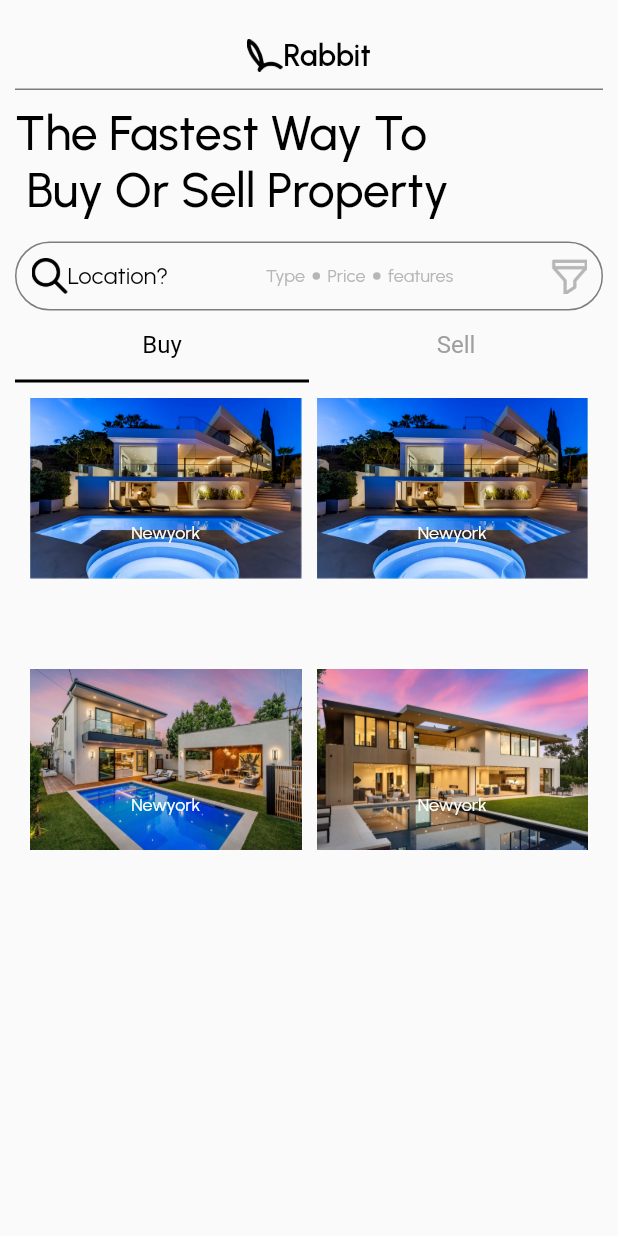
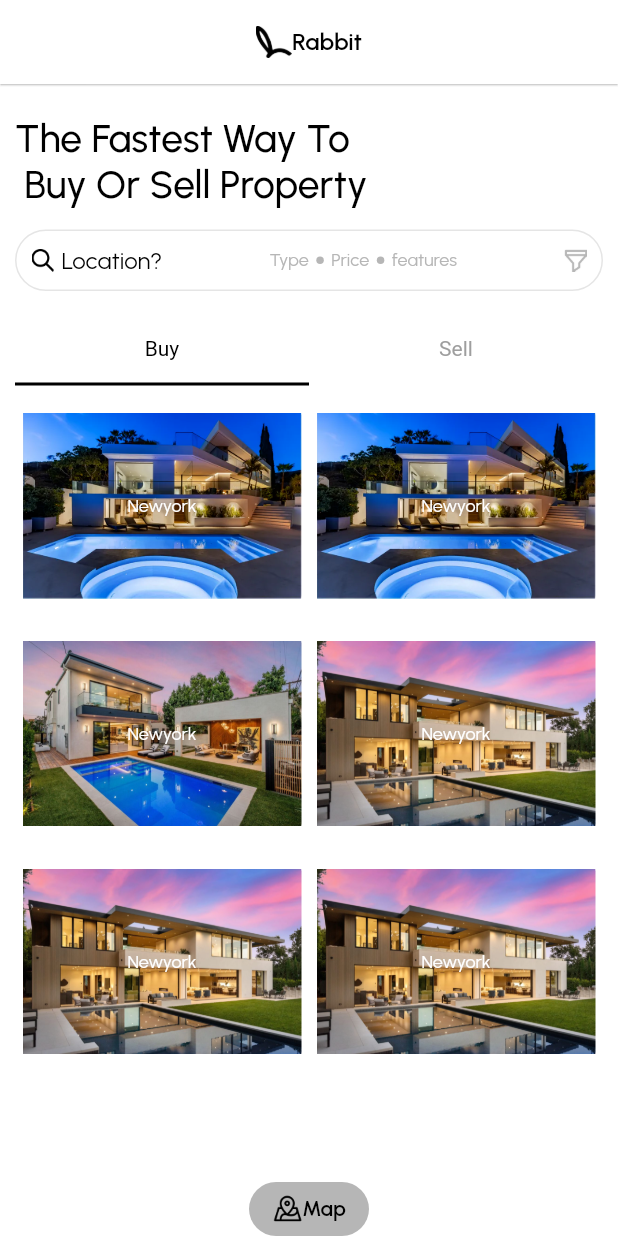
Before and after one commit to QuickFast-io/UX, a Flutter app: the DashBoard screen opened directly, on a phone screen of 412 x 824 dp. Run offline on Flutter 3.47's test engine with Material 2 defaults, Android fonts, the phone set to English and light mode, and no system bars; our stand-ins replace awesome_snackbar_content, floating_bottom_navigation_bar, flutter_spinkit, flutter_svg, google_fonts, shared_preferences; missing offline and left inert: country_calling_code_picker, flutter_sim_country_code; accounts and stored records are empty.

Commit message:
New screen design Changes (21-01-23)

```diff
--- a/lib/screens/home/dashboard.dart
+++ b/lib/screens/home/dashboard.dart
@@ -17,6 +17,8 @@ class _DashBoardState extends State<DashBoard> with SingleTickerProviderStateMix
     "assets/house/h1.png",
     "assets/house/h3.png",
     "assets/house/h4.png",
+    "assets/house/h4.png",
+    "assets/house/h4.png",
   ];
   @override
   void initState() {
@@ -29,9 +31,30 @@ class _DashBoardState extends State<DashBoard> with SingleTickerProviderStateMix
   @override
   Widget build(BuildContext context) {
     return Scaffold(
+      backgroundColor: Colors.white,
+      appBar: AppBar(
+        automaticallyImplyLeading: false,
+        title:Row(
+          mainAxisAlignment: MainAxisAlignment.center,
+          crossAxisAlignment: CrossAxisAlignment.center,
+          children: [
+            Image.asset("assets/others/logo.png",width: 24.0,height: 24.0,),
+            Text(
+              AppLocalizations.instance.text("loc_app_name"),
+              style: CustomWidget(context: context).CustomSizedTextStyle(
+                  16.0, AppColors.blackColor, FontWeight.w600, 'FontRegular'),
+              textAlign: TextAlign.center,
+            ),
+          ],
+        ),
+        centerTitle: true,
+        backgroundColor: Colors.white,
+        elevation: 0.5,
+      ),
       body: Container(
         height: MediaQuery.of(context).size.height,
         width: MediaQuery.of(context).size.width,
+        color: Colors.white,
         child: Stack(
           children: [
             dashUI(),
@@ -42,7 +65,9 @@ class _DashBoardState extends State<DashBoard> with SingleTickerProviderStateMix
   }
 
   Widget dashUI(){
-    return Container(
+    return Stack(
+      children: [
+        Container(
           /*height: MediaQuery.of(context).size.height,*/
           width: MediaQuery.of(context).size.width,
           padding: EdgeInsets.all(10.0),
@@ -51,31 +76,11 @@ class _DashBoardState extends State<DashBoard> with SingleTickerProviderStateMix
               crossAxisAlignment: CrossAxisAlignment.start,
               mainAxisAlignment: MainAxisAlignment.start,
               children: [
-            SizedBox(height: 15.0,),
-             Row(
-               crossAxisAlignment: CrossAxisAlignment.center,
-               mainAxisAlignment: MainAxisAlignment.center,
-               children: [
-                 Image.asset("assets/others/logo.png",width: 24.0,height: 24.0,),
-                 Text(
-                   AppLocalizations.instance.text("loc_app_name"),
-                   style: CustomWidget(context: context).CustomSizedTextStyle(
-                       20.0, AppColors.blackColor, FontWeight.w600, 'FontRegular'),
-                   textAlign: TextAlign.center,
-                 ),
-               ],
-             ),
-            SizedBox(height: 10.0,),
-            Container(
-              width: MediaQuery.of(context).size.width,
-              height: 1.0,
-              color: AppColors.blackColor.withOpacity(0.5),
-            ),
                 SizedBox(height: 10.0,),
                 Text(
                   AppLocalizations.instance.text("loc_dash_title"),
                   style: CustomWidget(context: context).CustomSizedTextStyle(
-                  32.0, AppColors.blackColor, FontWeight.w500, 'FontRegular'),
+                      26.0, AppColors.blackColor, FontWeight.w500, 'FontRegular'),
                 ),
                 SizedBox(height: 15.0,),
                 Container(
@@ -84,7 +89,7 @@ class _DashBoardState extends State<DashBoard> with SingleTickerProviderStateMix
                     color: Colors.transparent,
                     borderRadius: BorderRadius.circular(25.0),
                     border: Border.all(
-                  color: Colors.black.withOpacity(0.5),
+                      color: Colors.black.withOpacity(0.1),
                     ),
                     ),
                   child: Row(
@@ -93,7 +98,8 @@ class _DashBoardState extends State<DashBoard> with SingleTickerProviderStateMix
                     children: [
                       Row(
                         children: [
-                      Image.asset("assets/others/search.png",height: 24.0,width: 24.0,),
+                          Image.asset("assets/others/search.png",height: 15.0,width: 15.0,),
+                          SizedBox(width: 5.0,),
                           Text(
                             AppLocalizations.instance.text("loc_location")+"?",
                             style: CustomWidget(context: context).CustomSizedTextStyle(
@@ -140,23 +146,25 @@ class _DashBoardState extends State<DashBoard> with SingleTickerProviderStateMix
                           ),
                         ],
                       ),
-                  Image.asset("assets/others/filter.png",height: 24.0,width: 24.0,color:Color(0xFFb6b6b6),),
+                      Image.asset("assets/others/filter.png",height: 15.0,width: 15.0,color:Color(0xFFb6b6b6),),
                     ],
                   ),
                 ),
+                SizedBox(height: 15.0,),
                 Container(
                   width: MediaQuery.of(context).size.width,
-              height: MediaQuery.of(context).size.height*0.6,
+                  height: MediaQuery.of(context).size.height,
                   child: Column(
                     children: [
                       TabBar(
                         unselectedLabelColor: Colors.grey,
                         indicatorColor: Colors.black,
                         labelStyle: TextStyle(
-                      fontSize: 16.0,
+                          fontSize: 14.0,
                           fontWeight: FontWeight.w400,
                         ),
                         labelColor: Colors.black,
+                        isScrollable: false,
                         tabs: [
                           Tab(
                             text: 'Buy',
@@ -183,25 +191,58 @@ class _DashBoardState extends State<DashBoard> with SingleTickerProviderStateMix
               ],
             ),
           ),
+        ),
+        Align(
+          alignment: Alignment.bottomCenter,
+          child: Container(
+            width: 80.0,
+            padding: EdgeInsets.only(left: 12.0,right: 12.0,top: 8.0,bottom: 8.0),
+            decoration: BoxDecoration(
+              color: Color(0xFFb6b6b6),
+              borderRadius: BorderRadius.circular(25.0),
+            ),
+            child: Row(
+              mainAxisAlignment: MainAxisAlignment.center,
+              crossAxisAlignment: CrossAxisAlignment.center,
+              children: [
+                Image.asset("assets/others/location.png",width: 20.0,height: 20.0),
+                Text(
+                  "Map",
+                  style: CustomWidget(context: context).CustomSizedTextStyle(
+                      14.0, AppColors.blackColor, FontWeight.w600, 'FontRegular'),
+                  textAlign: TextAlign.center,
+                ),
+              ],
+            ),
+          ),
+        ),
+      ],
     );
   }
 
   Widget buyUI(){
     return Container(
-      padding: EdgeInsets.all(10.0),
+      padding: EdgeInsets.all(5.0),
       width: MediaQuery.of(context).size.width,
       child: GridView.builder(
+        physics: ScrollPhysics(),
+        padding: EdgeInsets.all(0),
         itemCount: buyList.length,
         gridDelegate: SliverGridDelegateWithFixedCrossAxisCount(
+          mainAxisExtent: 150.0,
             crossAxisCount: 2,
             crossAxisSpacing: 10.0,
-            mainAxisSpacing: 0.0
+            mainAxisSpacing: 2.0
         ),
         itemBuilder: (BuildContext context, int index){
           return Stack(
             children: [
               Container(
-                  child: Image.asset(buyList[index],)),
+                decoration: BoxDecoration(
+                    image: DecorationImage(image: AssetImage(buyList[index],),),
+                    borderRadius: BorderRadius.circular(15.0)
+                ),
+              ),
               Align(
                  alignment: Alignment.center,
                 child: Text(
@@ -219,20 +260,27 @@ class _DashBoardState extends State<DashBoard> with SingleTickerProviderStateMix
 
   Widget sellUI(){
     return Container(
-      padding: EdgeInsets.all(10.0),
+      padding: EdgeInsets.all(5.0),
       width: MediaQuery.of(context).size.width,
       child: GridView.builder(
+        padding: EdgeInsets.all(0),
+        physics: ScrollPhysics(),
         itemCount: buyList.length,
         gridDelegate: SliverGridDelegateWithFixedCrossAxisCount(
+            mainAxisExtent: 150.0,
             crossAxisCount: 2,
             crossAxisSpacing: 10.0,
-            mainAxisSpacing: 0.0
+            mainAxisSpacing: 2.0
         ),
         itemBuilder: (BuildContext context, int index){
           return Stack(
             children: [
               Container(
-                  child: Image.asset(buyList[index],)),
+                decoration: BoxDecoration(
+                    image: DecorationImage(image: AssetImage(buyList[index],),),
+                    borderRadius: BorderRadius.circular(15.0)
+                ),
+              ),
               Align(
                 alignment: Alignment.center,
                 child: Text(
```
Lines whose indentation alone changed are shown as unchanged.
